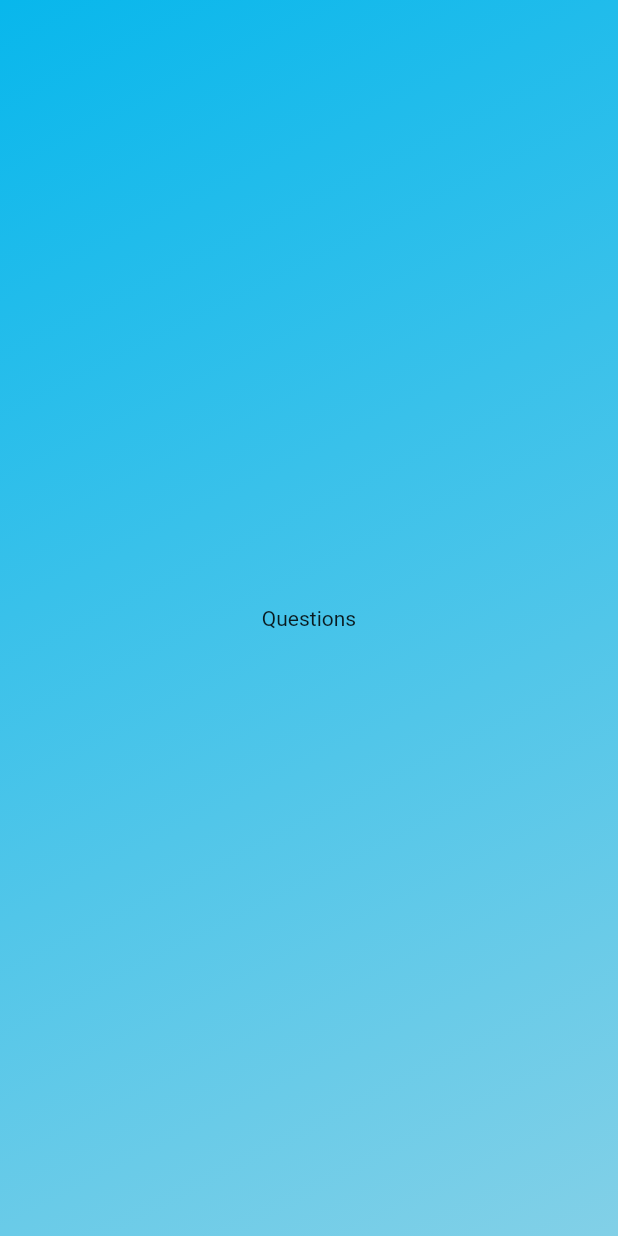
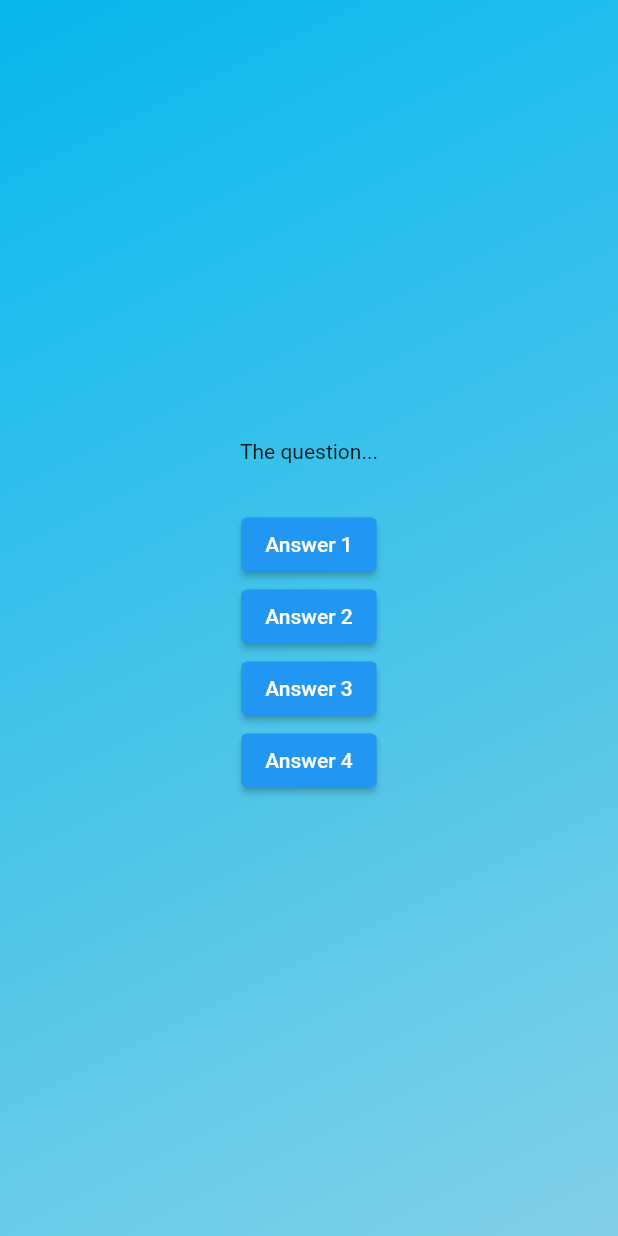
Before and after one commit to DarkoPG27/Quiz, a Flutter app: the screen it shows after launch, after a tap on "Start Quiz", on a phone screen of 412 x 824 dp. Run offline on Flutter 3.47's test engine with Material 2 defaults, Android fonts, the phone set to English and light mode, and no system bars.

Commit message:
configurning a column

```diff
--- a/lib/questions_screen.dart
+++ b/lib/questions_screen.dart
@@ -12,8 +12,31 @@ class QuestionsScreen extends StatefulWidget {
 class _QuestionsScreenState extends State<QuestionsScreen> {
   @override
   Widget build(context) {
-    return const Center(
-      child: Text('Questions'),
+    return SizedBox(
+      width: double.infinity,
+      child: Column(
+        mainAxisAlignment: MainAxisAlignment.center,
+        children: [
+          const Text('The question...'),
+          const SizedBox(height: 30),
+          ElevatedButton(
+            onPressed: () {},
+            child: Text('Answer 1'),
+          ),
+          ElevatedButton(
+            onPressed: () {},
+            child: Text('Answer 2'),
+          ),
+          ElevatedButton(
+            onPressed: () {},
+            child: Text('Answer 3'),
+          ),
+          ElevatedButton(
+            onPressed: () {},
+            child: Text('Answer 4'),
+          ),
+        ],
+      ),
     );
   }
 }
```
